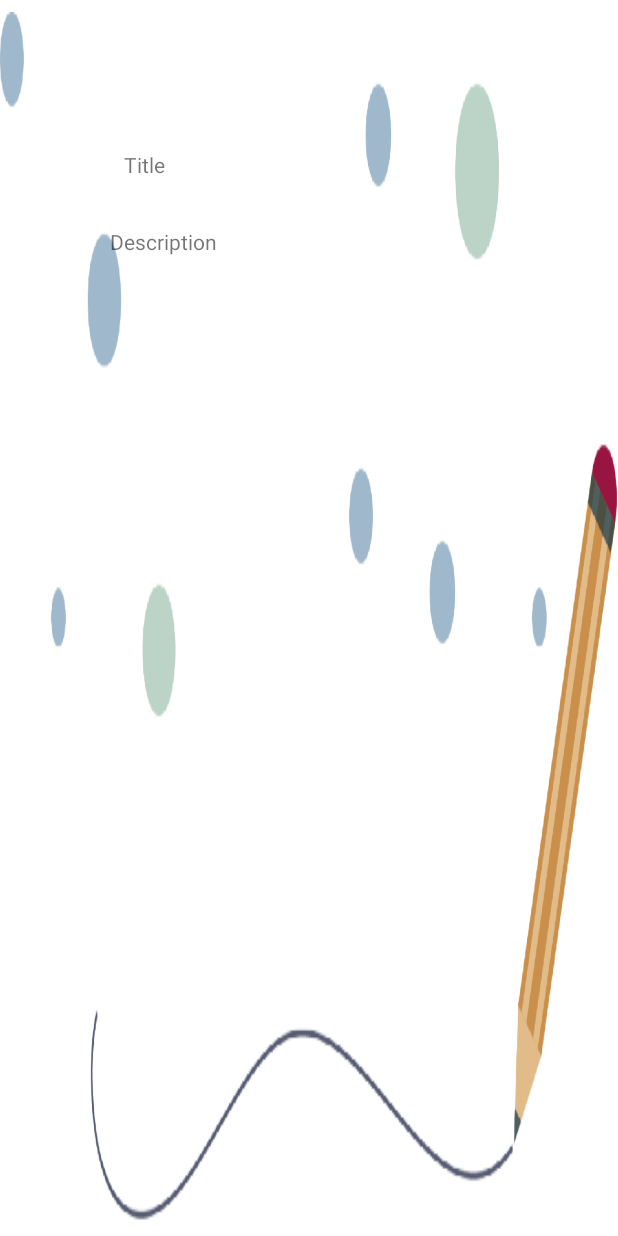
After one commit to VenceAlVirus/NoEstasSolo, an Android app: the layout item_onboarding.xml on its own in the app's theme, with its tools: preview values and no code run, on a phone screen of 412 x 824 dp. The commit adds this screen. Run offline under Robolectric (Android 15) with nearby library versions, the phone set to English and light mode, and no system bars.

Commit message:
onBoardingView add some ignoring files

```diff
--- /dev/null
+++ b/app/src/main/res/layout/item_onboarding.xml
@@ -0,0 +1,44 @@
+<androidx.constraintlayout.widget.ConstraintLayout xmlns:android="http://schemas.android.com/apk/res/android"
+    xmlns:app="http://schemas.android.com/apk/res-auto"
+    xmlns:tools="http://schemas.android.com/tools"
+    android:layout_width="match_parent"
+    android:layout_height="match_parent"
+    android:orientation="vertical">
+
+    <ImageView
+        android:id="@+id/ivBackground"
+        android:layout_width="match_parent"
+        android:layout_height="match_parent"
+        android:contentDescription="TODO"
+        android:gravity="center"
+        android:paddingTop="8dp"
+        android:paddingBottom="8dp"
+        android:scaleType="fitXY"
+        android:src="@drawable/ic_login_banner"
+        app:layout_constraintBottom_toBottomOf="parent"
+        app:layout_constraintTop_toTopOf="parent" />
+
+    <TextView
+        android:id="@+id/tvTitle"
+        android:layout_width="wrap_content"
+        android:layout_height="wrap_content"
+        android:layout_marginTop="100dp"
+        app:layout_constraintEnd_toEndOf="parent"
+        app:layout_constraintHorizontal_bias="0.215"
+        app:layout_constraintStart_toStartOf="parent"
+        app:layout_constraintTop_toTopOf="@+id/ivBackground"
+        tools:text="Title" />
+
+    <TextView
+        android:id="@+id/tvDescription"
+        android:layout_width="wrap_content"
+        android:layout_height="wrap_content"
+        android:layout_marginTop="32dp"
+        app:layout_constraintEnd_toEndOf="parent"
+        app:layout_constraintHorizontal_bias="0.215"
+        app:layout_constraintStart_toStartOf="parent"
+        app:layout_constraintTop_toBottomOf="@+id/tvTitle"
+        tools:text="Description" />
+
+
+</androidx.constraintlayout.widget.ConstraintLayout>
--- a/app/src/main/res/navigation/main_navigation.xml
+++ b/app/src/main/res/navigation/main_navigation.xml
@@ -4,12 +4,16 @@
     xmlns:app="http://schemas.android.com/apk/res-auto"
     xmlns:tools="http://schemas.android.com/tools"
     android:id="@+id/main_navigation"
-    app:startDestination="@id/newsFragment">
+    app:startDestination="@id/onBoardingFragment">
 
     <fragment
         android:id="@+id/newsFragment"
         android:label="NewsFragment"
         android:name="com.talentoMobile.noEstasSolo.features.news.views.NewsFragments"
         tools:layout="@layout/fragment_news"/>
+    <fragment
+        android:id="@+id/onBoardingFragment"
+        android:name="com.talentoMobile.noEstasSolo.features.onboarding.OnBoardingFragment"
+        android:label="OnBoardingFragment" />
 
 </navigation>
```
Also changed, not shown: app/src/main/java/com/talentoMobile/noEstasSolo/features/onboarding/OnBoardingAdapter.kt (added, +48 -0 lines), app/src/main/java/com/talentoMobile/noEstasSolo/features/onboarding/OnBoardingFragment.kt (added, +134 -0 lines), app/src/main/java/com/talentoMobile/noEstasSolo/features/onboarding/OnBoardingItem.kt (added, +7 -0 lines), app/src/main/res/drawable-mdpi/non_selected_item_dot.xml (added, +9 -0 lines), app/src/main/res/drawable-mdpi/selected_item_dot.xml (added, +12 -0 lines), app/src/main/res/layout/fragment_onboarding.xml (added, +48 -0 lines), app/src/main/res/values/dimens.xml (added, +19 -0 lines), app/src/main/res/values/strings.xml (+19 -0 lines), 2 other files.
